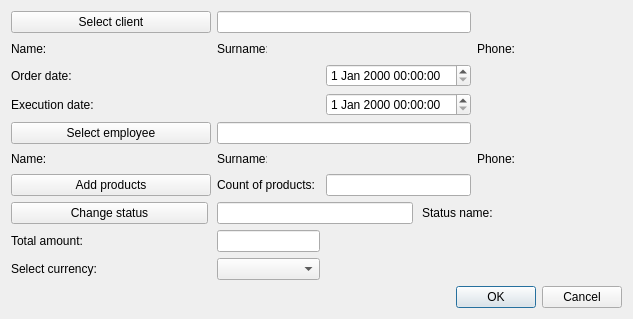
Old version of the form OrmasAdmin/OrmasAdmin/CreateOrdDlg.ui in the repository Dalerjon/TheOrmasProejct.
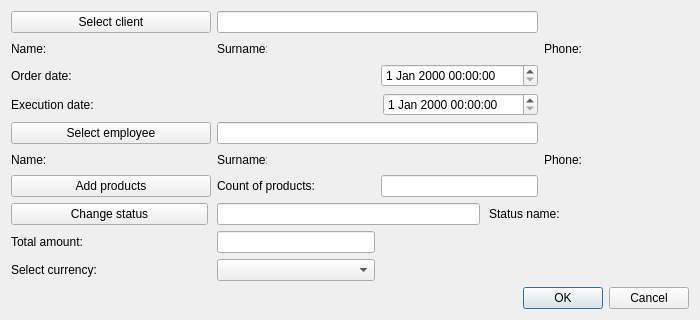
New version of the form.

Diff of the .ui file:
```diff
--- a/OrmasAdmin/OrmasAdmin/CreateOrdDlg.ui
+++ b/OrmasAdmin/OrmasAdmin/CreateOrdDlg.ui
@@ -6,8 +6,8 @@
    <rect>
     <x>0</x>
     <y>0</y>
-    <width>633</width>
-    <height>319</height>
+    <width>700</width>
+    <height>320</height>
    </rect>
   </property>
   <property name="windowTitle">
@@ -427,7 +427,7 @@
         </property>
         <property name="minimumSize">
          <size>
-          <width>197</width>
+          <width>0</width>
           <height>0</height>
          </size>
         </property>
@@ -453,7 +453,7 @@
        <widget class="QDateTimeEdit" name="execDateEdit">
         <property name="minimumSize">
          <size>
-          <width>127</width>
+          <width>155</width>
           <height>0</height>
          </size>
         </property>
```
